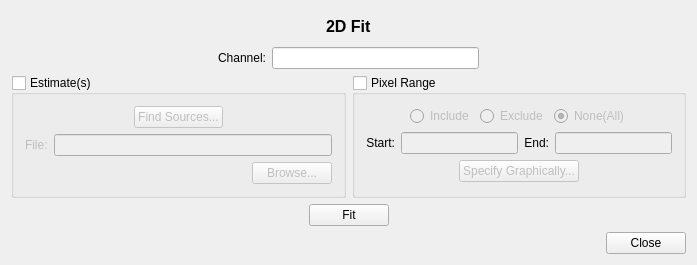
Qt form code/display/Fit/Fit2DTool.ui (radio-astro/casa) before a commit.
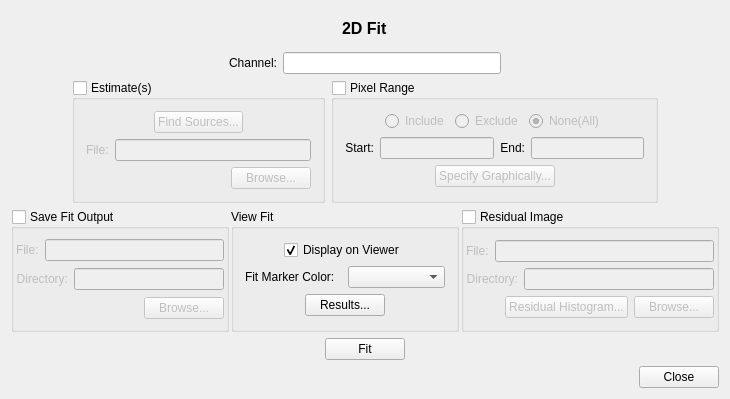
The same form after that commit.

Commit message: New Development: No             JIRA Issue: Yes CAS-4348         Ready for Test: Yes      Interface Changes: No What Interface Changed: Please list interface changes          Test Programs: List test programs   Put in Release Notes: No              Module(s): Module Names change impacts.            Description: More work on viewer interactive 2D fit.

What changed in the file:
```diff
--- a/code/display/Fit/Fit2DTool.ui
+++ b/code/display/Fit/Fit2DTool.ui
@@ -6,14 +6,14 @@
    <rect>
     <x>0</x>
     <y>0</y>
-    <width>697</width>
-    <height>265</height>
+    <width>730</width>
+    <height>399</height>
    </rect>
   </property>
   <property name="windowTitle">
    <string>Fit2DTool</string>
   </property>
-  <layout class="QVBoxLayout" name="verticalLayout_2">
+  <layout class="QVBoxLayout" name="verticalLayout">
    <item>
     <layout class="QHBoxLayout" name="horizontalLayout_2">
      <item>
@@ -103,7 +103,20 @@
     </layout>
    </item>
    <item>
-    <layout class="QHBoxLayout" name="horizontalLayout_9">
+    <layout class="QHBoxLayout" name="horizontalLayout_20">
+     <item>
+      <spacer name="horizontalSpacer_15">
+       <property name="orientation">
+        <enum>Qt::Horizontal</enum>
+       </property>
+       <property name="sizeHint" stdset="0">
+        <size>
+         <width>10</width>
+         <height>20</height>
+        </size>
+       </property>
+      </spacer>
+     </item>
      <item>
       <widget class="QGroupBox" name="estimateGroupBox">
        <property name="toolTip">
@@ -118,7 +131,7 @@
        <property name="checked">
         <bool>false</bool>
        </property>
-       <layout class="QVBoxLayout" name="verticalLayout">
+       <layout class="QVBoxLayout" name="verticalLayout_6">
         <item>
          <layout class="QHBoxLayout" name="horizontalLayout_3">
           <item>
@@ -170,6 +183,18 @@
           </item>
           <item>
            <widget class="QLineEdit" name="estimateFileLineEdit">
+            <property name="sizePolicy">
+             <sizepolicy hsizetype="MinimumExpanding" vsizetype="Fixed">
+              <horstretch>0</horstretch>
+              <verstretch>0</verstretch>
+             </sizepolicy>
+            </property>
+            <property name="minimumSize">
+             <size>
+              <width>196</width>
+              <height>0</height>
+             </size>
+            </property>
             <property name="toolTip">
              <string>Full path of a file containing the initial estimates for the fit.</string>
             </property>
@@ -360,6 +385,326 @@
              </size>
             </property>
            </spacer>
+          </item>
+         </layout>
+        </item>
+       </layout>
+      </widget>
+     </item>
+     <item>
+      <spacer name="horizontalSpacer_16">
+       <property name="orientation">
+        <enum>Qt::Horizontal</enum>
+       </property>
+       <property name="sizeHint" stdset="0">
+        <size>
+         <width>10</width>
+         <height>20</height>
+        </size>
+       </property>
+      </spacer>
+     </item>
+    </layout>
+   </item>
+   <item>
+    <layout class="QHBoxLayout" name="horizontalLayout_19">
+     <property name="spacing">
+      <number>2</number>
+     </property>
+     <item>
+      <widget class="QGroupBox" name="saveGroupBox">
+       <property name="title">
+        <string>Save Fit Output</string>
+       </property>
+       <property name="checkable">
+        <bool>true</bool>
+       </property>
+       <property name="checked">
+        <bool>false</bool>
+       </property>
+       <layout class="QVBoxLayout" name="verticalLayout_4">
+        <property name="spacing">
+         <number>-1</number>
+        </property>
+        <property name="leftMargin">
+         <number>2</number>
+        </property>
+        <property name="topMargin">
+         <number>9</number>
+        </property>
+        <property name="rightMargin">
+         <number>2</number>
+        </property>
+        <property name="bottomMargin">
+         <number>9</number>
+        </property>
+        <item>
+         <layout class="QHBoxLayout" name="horizontalLayout_9">
+          <item>
+           <widget class="QLabel" name="label_6">
+            <property name="text">
+             <string>File:</string>
+            </property>
+           </widget>
+          </item>
+          <item>
+           <widget class="QLineEdit" name="saveFileLineEdit"/>
+          </item>
+         </layout>
+        </item>
+        <item>
+         <layout class="QHBoxLayout" name="horizontalLayout_15">
+          <item>
+           <widget class="QLabel" name="label_5">
+            <property name="text">
+             <string>Directory:</string>
+            </property>
+            <property name="alignment">
+             <set>Qt::AlignRight|Qt::AlignTrailing|Qt::AlignVCenter</set>
+            </property>
+           </widget>
+          </item>
+          <item>
+           <widget class="QLineEdit" name="saveDirectoryLineEdit">
+            <property name="sizePolicy">
+             <sizepolicy hsizetype="MinimumExpanding" vsizetype="Fixed">
+              <horstretch>0</horstretch>
+              <verstretch>0</verstretch>
+             </sizepolicy>
+            </property>
+            <property name="minimumSize">
+             <size>
+              <width>150</width>
+              <height>0</height>
+             </size>
+            </property>
+           </widget>
+          </item>
+         </layout>
+        </item>
+        <item>
+         <layout class="QHBoxLayout" name="horizontalLayout_14">
+          <item>
+           <spacer name="horizontalSpacer_20">
+            <property name="orientation">
+             <enum>Qt::Horizontal</enum>
+            </property>
+            <property name="sizeHint" stdset="0">
+             <size>
+              <width>40</width>
+              <height>20</height>
+             </size>
+            </property>
+           </spacer>
+          </item>
+          <item>
+           <widget class="QPushButton" name="saveBrowseButton">
+            <property name="text">
+             <string>Browse...</string>
+            </property>
+           </widget>
+          </item>
+         </layout>
+        </item>
+       </layout>
+      </widget>
+     </item>
+     <item>
+      <widget class="QGroupBox" name="resultsGroupBox">
+       <property name="sizePolicy">
+        <sizepolicy hsizetype="Expanding" vsizetype="Preferred">
+         <horstretch>0</horstretch>
+         <verstretch>0</verstretch>
+        </sizepolicy>
+       </property>
+       <property name="title">
+        <string>View Fit</string>
+       </property>
+       <layout class="QVBoxLayout" name="verticalLayout_2">
+        <item>
+         <layout class="QHBoxLayout" name="horizontalLayout_12">
+          <item>
+           <spacer name="horizontalSpacer_18">
+            <property name="orientation">
+             <enum>Qt::Horizontal</enum>
+            </property>
+            <property name="sizeHint" stdset="0">
+             <size>
+              <width>40</width>
+              <height>20</height>
+             </size>
+            </property>
+           </spacer>
+          </item>
+          <item>
+           <widget class="QCheckBox" name="displayFitCheckBox">
+            <property name="text">
+             <string>Display on Viewer</string>
+            </property>
+            <property name="checked">
+             <bool>true</bool>
+            </property>
+           </widget>
+          </item>
+          <item>
+           <spacer name="horizontalSpacer_19">
+            <property name="orientation">
+             <enum>Qt::Horizontal</enum>
+            </property>
+            <property name="sizeHint" stdset="0">
+             <size>
+              <width>40</width>
+              <height>20</height>
+             </size>
+            </property>
+           </spacer>
+          </item>
+         </layout>
+        </item>
+        <item>
+         <layout class="QHBoxLayout" name="horizontalLayout_21">
+          <item>
+           <widget class="QLabel" name="label_9">
+            <property name="text">
+             <string>&lt;font color='black'&gt;Fit Marker Color:&lt;/font&gt;</string>
+            </property>
+           </widget>
+          </item>
+          <item>
+           <widget class="QComboBox" name="fitColorCombo"/>
+          </item>
+         </layout>
+        </item>
+        <item>
+         <layout class="QHBoxLayout" name="horizontalLayout_13">
+          <item>
+           <spacer name="horizontalSpacer_17">
+            <property name="orientation">
+             <enum>Qt::Horizontal</enum>
+            </property>
+            <property name="sizeHint" stdset="0">
+             <size>
+              <width>40</width>
+              <height>20</height>
+             </size>
+            </property>
+           </spacer>
+          </item>
+          <item>
+           <widget class="QPushButton" name="viewButton">
+            <property name="text">
+             <string>Results...</string>
+            </property>
+           </widget>
+          </item>
+          <item>
+           <spacer name="horizontalSpacer_22">
+            <property name="orientation">
+             <enum>Qt::Horizontal</enum>
+            </property>
+            <property name="sizeHint" stdset="0">
+             <size>
+              <width>40</width>
+              <height>20</height>
+             </size>
+            </property>
+           </spacer>
+          </item>
+         </layout>
+        </item>
+       </layout>
+      </widget>
+     </item>
+     <item>
+      <widget class="QGroupBox" name="residualGroupBox">
+       <property name="title">
+        <string>Residual Image</string>
+       </property>
+       <property name="checkable">
+        <bool>true</bool>
+       </property>
+       <property name="checked">
+        <bool>false</bool>
+       </property>
+       <layout class="QVBoxLayout" name="verticalLayout_5">
+        <property name="leftMargin">
+         <number>2</number>
+        </property>
+        <property name="rightMargin">
+         <number>2</number>
+        </property>
+        <item>
+         <layout class="QHBoxLayout" name="horizontalLayout_16">
+          <item>
+           <widget class="QLabel" name="label_7">
+            <property name="text">
+             <string>File:</string>
+            </property>
+           </widget>
+          </item>
+          <item>
+           <widget class="QLineEdit" name="residualFileLineEdit"/>
+          </item>
+         </layout>
+        </item>
+        <item>
+         <layout class="QHBoxLayout" name="horizontalLayout_17">
+          <item>
+           <widget class="QLabel" name="label_8">
+            <property name="text">
+             <string>Directory:</string>
+            </property>
+            <property name="alignment">
+             <set>Qt::AlignRight|Qt::AlignTrailing|Qt::AlignVCenter</set>
+            </property>
+           </widget>
+          </item>
+          <item>
+           <widget class="QLineEdit" name="residualDirectoryLineEdit">
+            <property name="sizePolicy">
+             <sizepolicy hsizetype="MinimumExpanding" vsizetype="Fixed">
+              <horstretch>0</horstretch>
+              <verstretch>0</verstretch>
+             </sizepolicy>
+            </property>
+            <property name="minimumSize">
+             <size>
+              <width>150</width>
+              <height>0</height>
+             </size>
+            </property>
+           </widget>
+          </item>
+         </layout>
+        </item>
+        <item>
+         <layout class="QHBoxLayout" name="horizontalLayout_18">
+          <item>
+           <spacer name="horizontalSpacer_21">
+            <property name="orientation">
+             <enum>Qt::Horizontal</enum>
+            </property>
+            <property name="sizeHint" stdset="0">
+             <size>
+              <width>40</width>
+              <height>20</height>
+             </size>
+            </property>
+           </spacer>
+          </item>
+          <item>
+           <widget class="QPushButton" name="residualHistogramButton">
+            <property name="text">
+             <string>Residual Histogram...</string>
+            </property>
+           </widget>
+          </item>
+          <item>
+           <widget class="QPushButton" name="residualBrowseButton">
+            <property name="text">
+             <string>Browse...</string>
+            </property>
+           </widget>
           </item>
          </layout>
         </item>
```
The commit also changes 18 other files.
